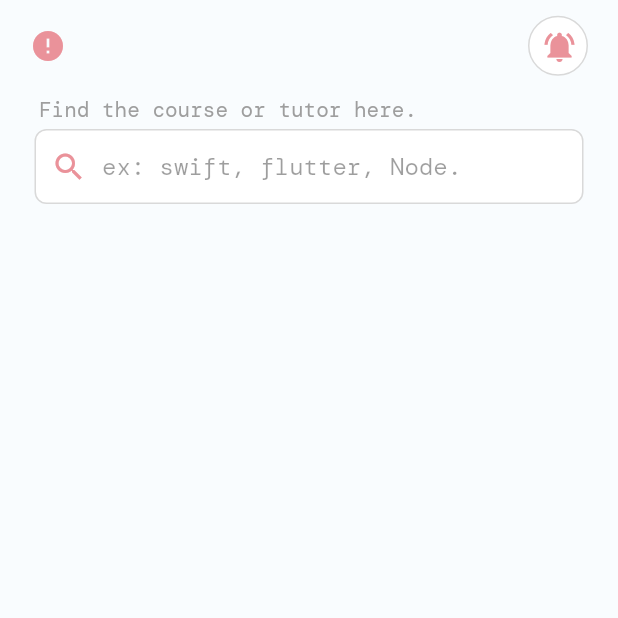
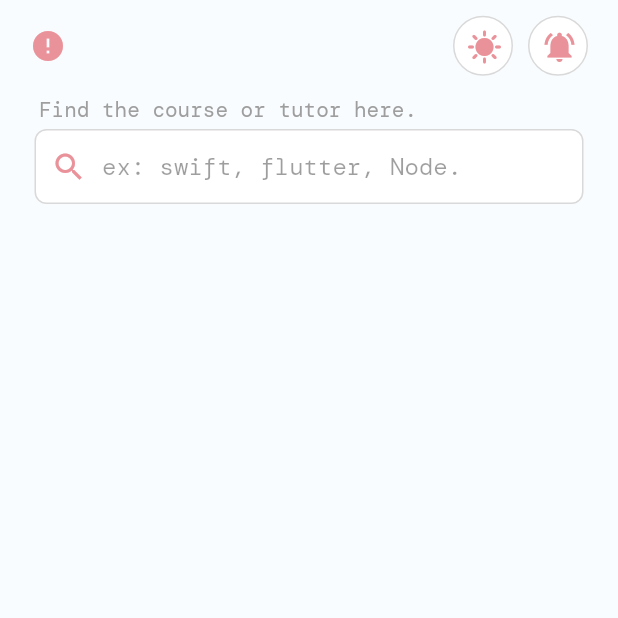
Before and after one commit to dewaprabawa/vooms, a Flutter app: the screen it shows once a user with an empty profile is signed in, on a phone screen of 412 x 824 dp, the top half of it. Run offline on Flutter 3.47's test engine with Material 2 defaults, Android fonts, the phone set to English and light mode, and no system bars; drawn by our look-alikes of cached_network_image; our stand-ins replace bloc, cloud_firestore, dartz, equatable, firebase_auth, firebase_core and 13 more; missing offline and left inert: dart:ffi; accounts and stored records are empty; network calls fail; project files that could hold a hidden picture were left out.

Commit message:
add theme bloc

```diff
--- a/lib/activity/pages/tutor_list_page.dart
+++ b/lib/activity/pages/tutor_list_page.dart
@@ -4,6 +4,7 @@ import 'package:flutter_bloc/flutter_bloc.dart';
 import 'package:vooms/activity/pages/tutor_cubit/tutor_cubit.dart';
 import 'package:vooms/activity/pages/tutor_detail_page.dart';
 import 'package:vooms/activity/repository/tutor_entity.dart';
+import 'package:vooms/bottom_nav_bar/theme_cubit/theme_cubit.dart';
 import 'package:vooms/profile/pages/cubit/profile_cubit.dart';
 import 'package:vooms/profile/pages/profile_page.dart';
 import 'package:vooms/shareds/components/color_rundom.dart';
@@ -206,7 +207,7 @@ class _TutorCardTile extends StatelessWidget {
     );
   }
 
-  BoxDecoration _setDecoration (BuildContext context) => BoxDecoration(
+  BoxDecoration _setDecoration(BuildContext context) => BoxDecoration(
       border: Border.all(color: UIColorConstant.accentGrey1),
       borderRadius: BorderRadius.circular(10),
       color: Theme.of(context).backgroundColor);
@@ -252,7 +253,9 @@ class _BuildAppBar extends StatelessWidget {
       child: GestureDetector(
         onTap: () {
           var route = CupertinoPageRoute(
-              builder: ((context) =>  ProfilePage(profileCubit: profileCubit,)));
+              builder: ((context) => ProfilePage(
+                    profileCubit: profileCubit,
+                  )));
           Navigator.push(context, route);
         },
         child: Row(children: [
@@ -268,6 +271,36 @@ class _BuildAppBar extends StatelessWidget {
             ],
           ),
           const Spacer(),
+          BlocBuilder<ThemeCubit, ThemeState>(
+            builder: (context, state) {
+              return Container(
+                height: 40,
+                width: 40,
+                decoration: BoxDecoration(
+                    border: Border.all(color: Theme.of(context).dividerColor),
+                    borderRadius: BorderRadius.circular(50),
+                    color: Theme.of(context).backgroundColor),
+                child: IconButton(
+                    onPressed: () {
+                      switch(state.themeStatus){
+                        case ThemeStatus.light:
+                          context.read<ThemeCubit>().setTheme(ThemeStatus.dark);
+                          break;
+                        case ThemeStatus.dark:
+                            context.read<ThemeCubit>().setTheme(ThemeStatus.light);
+                          break;
+                      }
+                    },
+                    icon: Icon(
+                     state.themeStatus == ThemeStatus.light ? Icons.sunny : Icons.nights_stay_outlined,
+                      color: Theme.of(context).iconTheme.color,
+                    )),
+              );
+            },
+          ),
+          const SizedBox(
+            width: 10,
+          ),
           Container(
             height: 40,
             width: 40,
--- a/lib/app.dart
+++ b/lib/app.dart
@@ -6,75 +6,30 @@ import 'package:vooms/authentication/pages/blocs/signup_cubit/sign_up_cubit.dart
 import 'package:vooms/authentication/pages/sign_in_page.dart';
 import 'package:vooms/authentication/repository/auth_repository.dart';
 import 'package:vooms/bottom_nav_bar/main_bottom_nav.dart';
+import 'package:vooms/bottom_nav_bar/theme_cubit/theme_cubit.dart';
 import 'package:vooms/dependency.dart';
 import 'package:vooms/shareds/general_helper/ui_color_constants.dart';
 import 'package:flutter_bloc/flutter_bloc.dart';
 
-
 class App extends StatelessWidget {
   App({Key? key}) : super(key: key);
-
-
   @override
   Widget build(BuildContext context) {
-    final lightTheme = ThemeData(
-            bottomNavigationBarTheme: BottomNavigationBarThemeData(
-              backgroundColor: UIColorConstant.nativeWhite,
-              elevation: 0.5,
-              selectedLabelStyle: GoogleFonts.dmMono(fontWeight: FontWeight.bold),
-              unselectedLabelStyle: GoogleFonts.dmMono(fontWeight: FontWeight.w400),
-              selectedItemColor: UIColorConstant.materialPrimaryRed,
-              selectedIconTheme: IconThemeData(color: UIColorConstant.materialPrimaryRed),
-            ),
-            textTheme: TextTheme(
-              displayMedium:  GoogleFonts.dmMono(fontWeight: FontWeight.w500),
-              displayLarge: GoogleFonts.dmMono(fontWeight: FontWeight.bold),
-              displaySmall:  GoogleFonts.dmMono(fontWeight: FontWeight.w100),
-              ),
-            iconTheme: IconThemeData(color: UIColorConstant.materialPrimaryRed),
-            appBarTheme: const AppBarTheme(color: UIColorConstant.nativeWhite),
-            scaffoldBackgroundColor: UIColorConstant.backgroundColorGrey,
-            primarySwatch: UIColorConstant.materialPrimaryBlue,
-            hintColor: UIColorConstant.nativeGrey,
-            dividerColor: UIColorConstant.accentGrey1,
-            accentColor: UIColorConstant.primaryRed,
-            primaryColor: UIColorConstant.primaryBlue,
-            backgroundColor: UIColorConstant.nativeWhite,
-            fontFamily: "dmMono");
-
-     final darkTheme =  ThemeData(
-            bottomNavigationBarTheme: BottomNavigationBarThemeData(
-              backgroundColor: UIColorConstant.nativeWhite,
-              elevation: 0.5,
-              selectedLabelStyle: GoogleFonts.dmMono(fontWeight: FontWeight.bold),
-              unselectedLabelStyle: GoogleFonts.dmMono(fontWeight: FontWeight.w400),
-              selectedItemColor: UIColorConstant.materialPrimaryRed,
-              selectedIconTheme: IconThemeData(color: UIColorConstant.materialPrimaryRed),
-            ),
-            textTheme: TextTheme(
-              displayMedium:  GoogleFonts.dmMono(fontWeight: FontWeight.w500),
-              displayLarge: GoogleFonts.dmMono(fontWeight: FontWeight.bold),
-              displaySmall:  GoogleFonts.dmMono(fontWeight: FontWeight.w100),
-              ),
-            iconTheme: IconThemeData(color: UIColorConstant.materialPrimaryRed),
-            appBarTheme: const AppBarTheme(color: UIColorConstant.nativeWhite),
-            scaffoldBackgroundColor: UIColorConstant.backgroundColorGrey,
-            primarySwatch: UIColorConstant.materialPrimaryBlue,
-            hintColor: UIColorConstant.accentGrey1,
-            accentColor: UIColorConstant.primaryRed,
-            primaryColor: UIColorConstant.primaryBlue,
-            backgroundColor: UIColorConstant.nativeWhite,
-            fontFamily: "dmMono");
     return MultiBlocProvider(
       providers: [
         BlocProvider(create: (context) => sl<SignInCubit>()),
         BlocProvider(create: (context) => sl<SignUpCubit>()),
         BlocProvider(create: (context) => sl<AppStateCubit>()),
+        BlocProvider(create: (context) => sl<ThemeCubit>()..setTheme(ThemeStatus.light)),
       ],
-      child: MaterialApp(
-        title: 'Vooms',
-        theme: lightTheme,
-        home: const OnStartUpPage(),
+      child: BlocBuilder<ThemeCubit, ThemeState>(
+        builder: (context, state) {
+          return MaterialApp(
+            title: 'Vooms',
+            theme: state.currentTheme,
+            home: const OnStartUpPage(),
+          );
+        },
       ),
     );
   }
@@ -92,7 +47,7 @@ class _OnStartUpPageState extends State<OnStartUpPage> {
   void initState() {
     if (mounted) {
       sl<AuthRepository>().listenAuthChanges().listen((event) {
-         context.read<AppStateCubit>().startListentStateChanges(event);
+        context.read<AppStateCubit>().startListentStateChanges(event);
       });
     }
     super.initState();
--- /dev/null
+++ b/lib/bottom_nav_bar/theme_cubit/theme_cubit.dart
@@ -0,0 +1,46 @@
+import 'dart:async';
+
+import 'package:bloc/bloc.dart';
+import 'package:equatable/equatable.dart';
+import 'package:flutter/material.dart';
+import 'package:google_fonts/google_fonts.dart';
+import 'package:vooms/shareds/general_helper/ui_color_constants.dart';
+
+part 'theme_state.dart';
+
+class ThemeCubit extends Cubit<ThemeState> {
+  ThemeCubit() : super(const ThemeState());
+
+  FutureOr<void> setTheme(ThemeStatus status) {
+    final lightTheme = ThemeData(
+        bottomNavigationBarTheme: BottomNavigationBarThemeData(
+          backgroundColor: UIColorConstant.nativeWhite,
+          elevation: 0.5,
+          selectedLabelStyle: GoogleFonts.dmMono(fontWeight: FontWeight.bold),
+          unselectedLabelStyle: GoogleFonts.dmMono(fontWeight: FontWeight.w400),
+          selectedItemColor: UIColorConstant.materialPrimaryRed,
+          selectedIconTheme:
+              IconThemeData(color: UIColorConstant.materialPrimaryRed),
+        ),
+        textTheme: TextTheme(
+          displayMedium: GoogleFonts.dmMono(fontWeight: FontWeight.w500),
+          displayLarge: GoogleFonts.dmMono(fontWeight: FontWeight.bold),
+          displaySmall: GoogleFonts.dmMono(fontWeight: FontWeight.w100),
+        ),
+        iconTheme: IconThemeData(color: UIColorConstant.materialPrimaryRed),
+        appBarTheme: const AppBarTheme(color: UIColorConstant.nativeWhite),
+        scaffoldBackgroundColor: UIColorConstant.backgroundColorGrey,
+        primarySwatch: UIColorConstant.materialPrimaryBlue,
+        hintColor: UIColorConstant.nativeGrey,
+        dividerColor: UIColorConstant.accentGrey1,
+        accentColor: UIColorConstant.primaryRed,
+        primaryColor: UIColorConstant.primaryBlue,
+        backgroundColor: UIColorConstant.nativeWhite,
+        fontFamily: "dmMono");
+
+    emit(state.copyWith(
+        themeStatus: status,
+        currentTheme:
+            status == ThemeStatus.dark ? ThemeData.dark() : lightTheme));
+  }
+}
--- /dev/null
+++ b/lib/bottom_nav_bar/theme_cubit/theme_state.dart
@@ -0,0 +1,18 @@
+part of 'theme_cubit.dart';
+
+enum ThemeStatus { light, dark }
+
+class ThemeState extends Equatable {
+  final ThemeData? currentTheme;
+  final ThemeStatus themeStatus;
+  const ThemeState({this.currentTheme, this.themeStatus = ThemeStatus.light});
+
+  ThemeState copyWith({ThemeData? currentTheme, ThemeStatus? themeStatus}) {
+    return ThemeState(
+        currentTheme: currentTheme ?? this.currentTheme,
+        themeStatus: themeStatus ?? this.themeStatus);
+  }
+
+  @override
+  List<Object?> get props => [currentTheme];
+}
--- a/lib/dependency.dart
+++ b/lib/dependency.dart
@@ -19,6 +19,7 @@ import 'package:vooms/authentication/repository/user_data_local_impl.dart';
 import 'package:vooms/authentication/repository/user_data_remote_impl.dart';
 import 'package:vooms/authentication/repository/user_repository.dart';
 import 'package:vooms/authentication/repository/user_repository_impl.dart';
+import 'package:vooms/bottom_nav_bar/theme_cubit/theme_cubit.dart';
 import 'package:vooms/chat/chat_repository/chat_service.dart';
 import 'package:vooms/chat/chat_repository/chat_service_impl.dart';
 import 'package:vooms/profile/pages/cubit/profile_cubit.dart';
@@ -67,4 +68,5 @@ Future<void> setupServiceLocator() async {
   sl.registerFactory(() => SignUpCubit(sl<AuthRepository>()));
   sl.registerFactory(() => SignInCubit(sl<AuthRepository>()));
   sl.registerFactory(() => AppStateCubit(sl<AuthRepository>()));
+  sl.registerFactory(() => ThemeCubit());
 }
```
